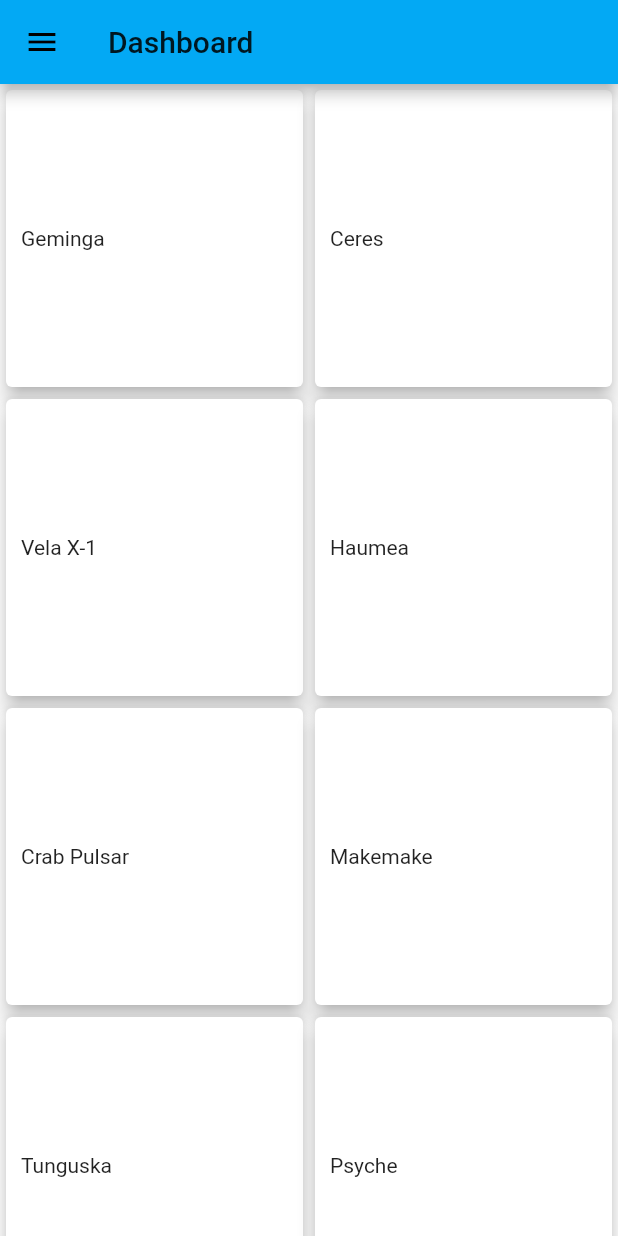
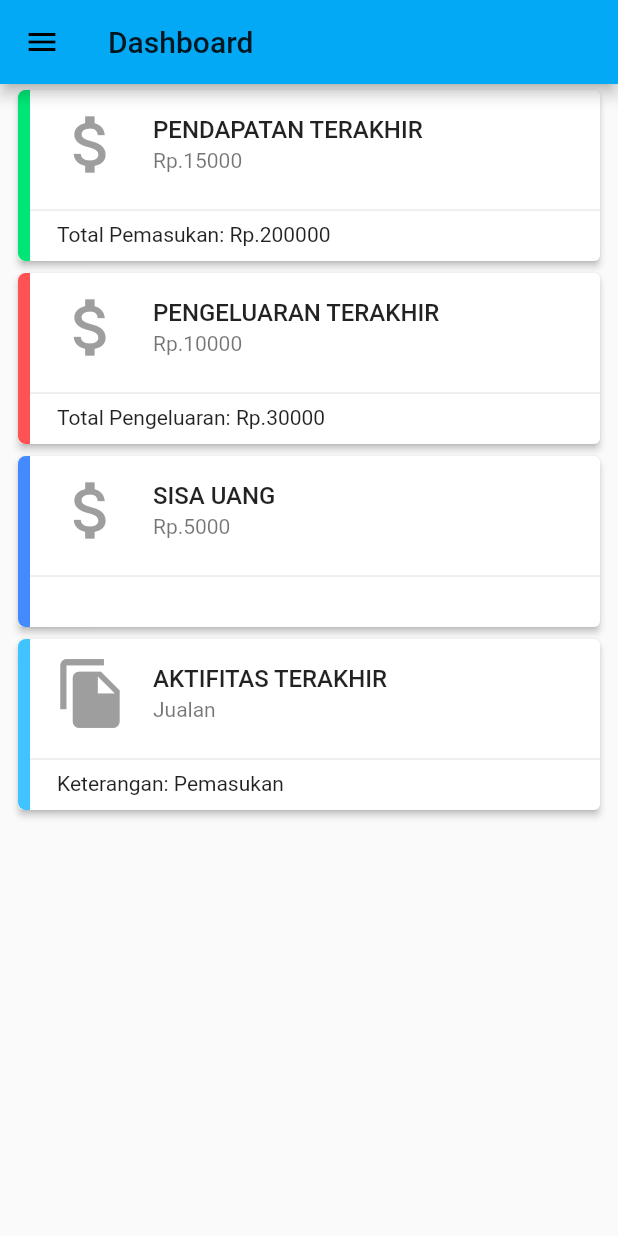
Before and after one commit to sendy452/Flutter_E-Finance, a Flutter app: the screen it shows after launch, on a phone screen of 412 x 824 dp. Run offline on Flutter 3.47's test engine with Material 2 defaults, Android fonts, the phone set to English and light mode, and no system bars; our stand-ins replace shared_preferences.

Commit message:
Add Card and Fix Drawer

```diff
--- a/lib/pages/Home.dart
+++ b/lib/Home.dart
@@ -1,7 +1,12 @@
-import 'package:efinance/pages/Fragments.dart' as Fragments;
+import 'pages/DashboardFragments.dart';
+import 'pages/PemasukanFragments.dart';
+import 'pages/PengeluaranFragments.dart';
+import 'pages/LaporanFragments.dart';
+import 'pages/SettingsFragments.dart';
 import 'package:flutter/material.dart';
+import 'package:shared_preferences/shared_preferences.dart';
 
-//Let's define a DrawerItem data object
+//Define a DrawerItem data object
 class DrawerItem {
   String title;
   IconData icon;
@@ -9,9 +14,9 @@ class DrawerItem {
   DrawerItem(this.title, this.icon);
 }
 
-// Our Homepage
+//Homepage
 class HomePage extends StatefulWidget {
-  //Let's define our drawer items, strings and images
+  //Define drawer items, strings and icons
   final drawerItems = [
     new DrawerItem("Dashboard", Icons.home),
     new DrawerItem("Pemasukan", Icons.arrow_forward),
@@ -20,47 +25,47 @@ class HomePage extends StatefulWidget {
     new DrawerItem("Pengaturan", Icons.settings)
   ];
 
-  //Let's Create and Return state for this 'StatefulWidget'
+  //Create and Return state for this 'StatefulWidget'
   @override
   State<StatefulWidget> createState() {
     return new HomePageState();
   }
 }
 
-// Let's define state for our homepage. A state is just information for a widget.
+//Define state for our homepage.
 class HomePageState extends State<HomePage> {
   int _selectedDrawerIndex = 0;
 
-  //Let's use a switch statement to return the Fragment for a selected item
+  //Use a switch statement to return the Pages for a selected item
   _getDrawerFragment(int pos) {
     switch (pos) {
       case 0:
-        return new Fragments.Meteors();
+        return new DashboardFragments();
       case 1:
-        return new Fragments.Moons();
+        return new PemasukanFragments();
       case 2:
-        return new Fragments.Stars();
+        return new PengeluaranFragments();
       case 3:
-        return new Fragments.Galaxies();
+        return new LaporanFragments();
       case 4:
-        return new Fragments.Settings();
+        return new SettingsFragments();
 
       default:
         return new Text("Error");
     }
   }
 
-  //Let's update the selectedDrawerItemIndex the close the drawer
+  //Update the selectedDrawerItemIndex the close the drawer
   _onSelectItem(int index) {
     setState(() => _selectedDrawerIndex = index);
-    //we close the drawer
+    //Close the drawer
     Navigator.of(context).pop();
   }
 
   @override
   Widget build(BuildContext context) {
     List<Widget> drawerOptions = [];
-    //Let's create drawer list items. Each will have an icon and text
+    //Create drawer list items. Each list will have an icon and title
     for (var i = 0; i < widget.drawerItems.length; i++) {
       var d = widget.drawerItems[i];
       drawerOptions.add(new ListTile(
@@ -70,26 +75,40 @@ class HomePageState extends State<HomePage> {
         onTap: () => _onSelectItem(i),
       ));
     }
-    //Let's scaffold our homepage
+    //Scaffold homepage drawer
     return new Scaffold(
       appBar: new AppBar(
-        // We will dynamically display title of selected page
+        //Dynamically display title of selected page
         title: new Text(widget.drawerItems[_selectedDrawerIndex].title),
       ),
-      // Let's register our Drawer to the Scaffold
+      //Make Drawer to the Scaffold
       drawer: new Drawer(
         child: new Column(
           children: <Widget>[
-            //Lets Create a material design drawer header with account name, email,avatar
+            //Create a material design drawer header with account name, email,avatar
             new UserAccountsDrawerHeader(
-              accountName: new Text("Oclemy"),
-              accountEmail: new Text("oclemmi@gmail.com"),
+              accountName: new Container(
+                child: new Text ("Oclemy"),
+                decoration: new BoxDecoration (
+                    color: Colors.white,
+                    borderRadius: new BorderRadius.circular(4.0)
+                ),
+                padding: new EdgeInsets.fromLTRB(2.0, 2.0, 2.0, 2.0),
+              ),
+              accountEmail: new Container(
+                child: new Text ("oclemmi@gmail.com"),
+                decoration: new BoxDecoration (
+                    color: Colors.white,
+                    borderRadius: new BorderRadius.circular(4.0)
+                ),
+                padding: new EdgeInsets.fromLTRB(2.0, 2.0, 2.0, 2.0),
+              ),
               currentAccountPicture: new CircleAvatar(
-                backgroundImage: new AssetImage("assets/profile.jpg"),
+                backgroundImage: new AssetImage("assets/user.png"),
               ),
               decoration: new BoxDecoration(
                   image: new DecorationImage(
-                      image: new AssetImage("assets/bg.png"),
+                      image: new AssetImage("assets/finance.png"),
                       fit: BoxFit.cover)),
             ),
             new Column(children: drawerOptions)
--- a/lib/main.dart
+++ b/lib/main.dart
@@ -1,4 +1,5 @@
-import 'package:efinance/pages/Home.dart';
+import 'package:efinance/Login.dart';
+import 'package:efinance/Home.dart';
 import 'package:flutter/material.dart';
 
 //Lastly we come to our main app
--- /dev/null
+++ b/lib/pages/DashboardFragments.dart
@@ -0,0 +1,66 @@
+import 'package:flutter/material.dart';
+import 'package:shared_preferences/shared_preferences.dart';
+
+//Create Dashboard Fragment. This will contains a gridview
+class DashboardFragments extends StatelessWidget {
+  @override
+  Widget build(BuildContext context) {
+    final titles = ['PENDAPATAN TERAKHIR', 'PENGELUARAN TERAKHIR', 'SISA UANG', 'AKTIFITAS TERAKHIR'];
+    final nominal = ['Rp.' + '15000', 'Rp.' + '10000', 'Rp.' + '5000', 'Jualan'];
+    final keterangan = ['Total Pemasukan: Rp.' + '200000', 'Total Pengeluaran: Rp.' + '30000', '', 'Keterangan: ' + 'Pemasukan'];
+    final icons = [Icons.attach_money, Icons.attach_money, Icons.attach_money, Icons.file_copy];
+    final warna = [Colors.greenAccent.shade400, Colors.redAccent, Colors.blueAccent, Colors.lightBlueAccent];
+
+    return ListView.builder(
+        itemCount: 4,
+        itemBuilder: (context, index) {
+          return Container(
+            padding: const EdgeInsets.only(right: 8.0, left: 8.0),
+            child: Card(
+              elevation: 2,
+              child: ClipPath(
+                child: Container(
+                  decoration: BoxDecoration(
+                      border: Border(left: BorderSide(color: warna[index], width: 8))),
+                  child: Column(
+                    mainAxisSize: MainAxisSize.min,
+                    children: <Widget>[
+                      ListTile(
+                        title: Text(titles[index],
+                            style: TextStyle(fontWeight: FontWeight.w500)),
+                        subtitle: Text(nominal[index]),
+                        leading: Icon(
+                          icons[index],
+                          color: Colors.grey,
+                          size: 50,
+                        ),
+                      ),
+                      Divider(),
+                      Row(
+                        mainAxisAlignment: MainAxisAlignment.start,
+                        children: <Widget>[
+                          Padding(
+                            padding: const EdgeInsets.only(bottom: 10.0, left: 10.0),
+                            child: Column(
+                              children: [
+                                Padding(
+                                  padding: const EdgeInsets.symmetric(horizontal: 8.0),
+                                  child: Text(keterangan[index],
+                                    style: TextStyle(color: Colors.black87, fontSize: 14.0),
+                                  ),
+                                )],
+                            ),
+                          ),
+                        ],
+                      )],
+                  ),
+                ),
+                clipper: ShapeBorderClipper(shape: RoundedRectangleBorder(
+                    borderRadius: BorderRadius.circular(5))),
+              ),
+            ),
+          );
+        },
+      );
+  }
+}
--- a/lib/pages/Fragments.dart
+++ /dev/null
@@ -1,146 +0,0 @@
-import 'package:flutter/material.dart';
-
-//Let's create a reusable method that can render GridView as long as it passed a
-//a BuildContext as well as list of strings
-Widget createGridView(BuildContext context, List<String> cosmicBodies) {
-  //I will shuffle my data
-  cosmicBodies.shuffle();
-
-  // Then build my GridView and return it
-  return new GridView.builder(
-      itemCount: cosmicBodies.length,
-      gridDelegate:
-          new SliverGridDelegateWithFixedCrossAxisCount(crossAxisCount: 2),
-      itemBuilder: (BuildContext context, int index) {
-        return new GestureDetector(
-          child: new Card(
-            elevation: 5.0,
-            child: new Container(
-              alignment: Alignment.centerLeft,
-              margin: new EdgeInsets.only(top: 10.0, bottom: 10.0, left: 10.0),
-              child: new Text(cosmicBodies[index]),
-            ),
-          ),
-        );
-      });
-}
-
-//Create Meteors Fragment. This will contains a gridview with our meteors
-class Meteors extends StatelessWidget {
-  @override
-  Widget build(BuildContext context) {
-    var meteors = [
-      "Tunguska",
-      "Crab Pulsar",
-      "Geminga",
-      "Calvera",
-      "Vela X-1",
-      "Gaspra",
-      "Psyche",
-      "Pallas",
-      "Ceres",
-      "Pioneer",
-      "Haumea",
-      "Makemake",
-      "Eris"
-    ];
-
-    return createGridView(context, meteors);
-  }
-}
-
-//Create Moons Fragment. This will contains a gridview with our moons
-class Moons extends StatelessWidget {
-  @override
-  Widget build(BuildContext context) {
-    var moons = [
-      "Phobos",
-      "Deimos",
-      "Moon",
-      "Triton",
-      "Proteus",
-      "Oberon",
-      "Umbriel",
-      "Ariel",
-      "Titan",
-      "Rhea",
-      "Lapetus",
-      "Dione",
-      "Enceladus",
-      "Mimas",
-      "Ganymede",
-      "Callisto",
-      "IO",
-      "Europa"
-    ];
-
-    return createGridView(context, moons);
-  }
-}
-
-//Create Stars Fragment. This will contains a gridview with our stars
-class Stars extends StatelessWidget {
-  @override
-  Widget build(BuildContext context) {
-    var stars = [
-      "UY Scuti",
-      "VY Cani Majoris",
-      "VV Cephei",
-      "KY Cygni",
-      "Aldebaran",
-      "Canopus",
-      "Sirius",
-      "Vega",
-      "Alpha Pegasi",
-      "Bellatrix",
-      "Pollux",
-      "Betelgeuse",
-      "Naos",
-      "Arcturus",
-      "Polaris",
-      "Rigel",
-      "Deneb",
-      "Wezen",
-      "Antares",
-      "Eya Caninae"
-    ];
-
-    return createGridView(context, stars);
-  }
-}
-
-//Create Galaxies Fragment. This will contains a gridview with our galaxies
-class Galaxies extends StatelessWidget {
-  @override
-  Widget build(BuildContext context) {
-    var galaxies = [
-      "87",
-      "Andromeda",
-      "Sombrero",
-      "Whirlpool",
-      "Pinwheel",
-      "Milky Way",
-      "Cartwheel",
-      "Black Eye Galaxy",
-      "Star Bust",
-      "Centaurus",
-      "Triangulum",
-      "Sunflower",
-      "Caldwell",
-      "Tadpole",
-      "Hoag's Object",
-      "Mallin 1",
-      "NGC 262",
-      "IC 1101"
-    ];
-
-    return createGridView(context, galaxies);
-  }
-}
-
-class Settings extends StatelessWidget {
-  @override
-  Widget build(BuildContext context) {
-    throw UnimplementedError();
-  }
-}
--- /dev/null
+++ b/lib/pages/PengeluaranFragments.dart
@@ -0,0 +1,13 @@
+import 'package:flutter/material.dart';
+import 'package:shared_preferences/shared_preferences.dart';
+
+class PengeluaranFragments extends StatelessWidget {
+  @override
+  Widget build(BuildContext context) {
+    // TODO: implement build
+    return new Center(
+      child: new Text("Pengeluaran"),
+    );
+  }
+
+}
--- a/pubspec.yaml
+++ b/pubspec.yaml
@@ -23,6 +23,7 @@ environment:
 dependencies:
   flutter:
     sdk: flutter
+  shared_preferences: ^2.0.6
 
 
   # The following adds the Cupertino Icons font to your application.
@@ -49,7 +50,9 @@ flutter:
   #   - images/a_dot_burr.jpeg
   #   - images/a_dot_ham.jpeg
   assets:
-    - assets/bg.png
+    - assets/user.png
+    - assets/login.png
+    - assets/finance.png
 
   # An image asset can refer to one or more resolution-specific "variants", see
   # https://flutter.dev/assets-and-images/#resolution-aware.
```
Also changed, not shown: lib/pages/LaporanFragments.dart (added, +13 -0 lines), lib/pages/PemasukanFragments.dart (added, +31 -0 lines), lib/pages/SettingsFragments.dart (added, +13 -0 lines), assets/finance.png (added), assets/form.png (added), assets/login.png (renamed from assets/bg.png), assets/register.png (added), assets/user.png (added), lib/Login.dart (added), lib/Register.dart (added), lib/pages/pemasukan/UpdatePemasukan.dart (added), lib/pages/pengeluaran/UpadatePengeluaran.dart (added), pubspec.lock.
